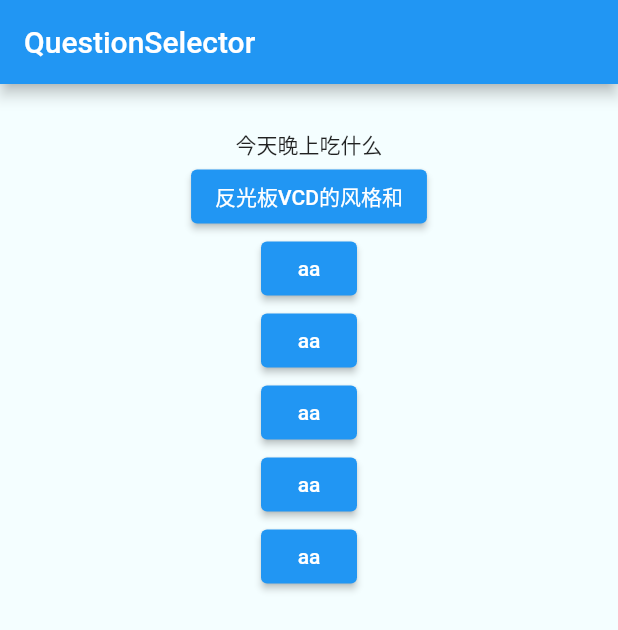
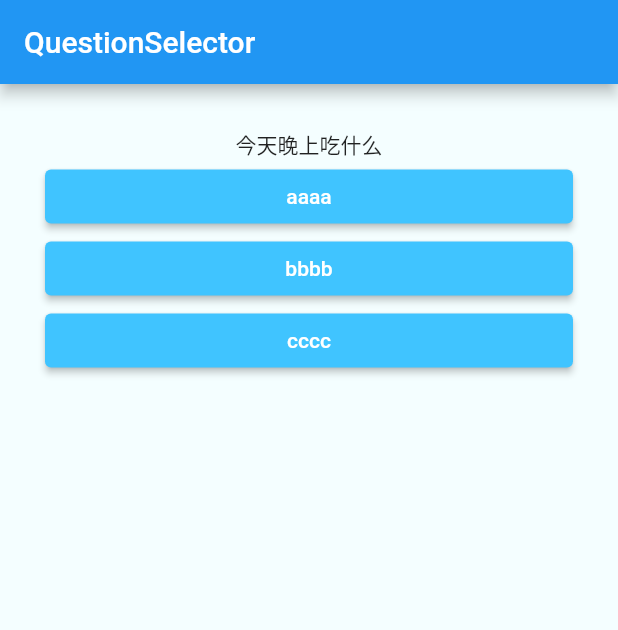
Before and after one commit to orcircle-studio/flutter_geek_circle, a Flutter app: the screen it shows after launch, on a phone screen of 412 x 824 dp. Shown: the top 630 px of the screen. Run offline on Flutter 3.47's test engine with Material 2 defaults, Android fonts, the phone set to English and light mode, and no system bars.

Commit message:
first version

```diff
--- /dev/null
+++ b/lib/AnswerButton.dart
@@ -0,0 +1,22 @@
+import 'package:flutter/material.dart';
+
+class AnswerButton extends StatelessWidget {
+  var pressTodo;
+
+  var s;
+
+  AnswerButton(this.s, this.pressTodo, {Key? key}) : super(key: key);
+
+  @override
+  Widget build(BuildContext context) {
+    return SizedBox(
+      width: double.infinity,
+      child: ElevatedButton(
+        onPressed: pressTodo,
+        style: ButtonStyle(
+            backgroundColor: MaterialStateProperty.all(Colors.lightBlueAccent)),
+        child: Text(s),
+      ),
+    );
+  }
+}
--- a/lib/GeekCircle.dart
+++ b/lib/GeekCircle.dart
@@ -1,5 +1,7 @@
 import 'package:flutter/material.dart';
 import 'package:geek_circle/Question.dart';
+
+import 'AnswerButton.dart';
 
 class GeekCircle extends StatefulWidget {
   const GeekCircle({Key? key}) : super(key: key);
@@ -9,8 +11,14 @@ class GeekCircle extends StatefulWidget {
 }
 
 class _GeekCircleState extends State<GeekCircle> {
-  var questions = ["今天晚上吃什么", "今天晚上喝什么", "今天晚上玩什么", "今天晚上玩什么", "今天晚上玩什么"];
+  var questions = ["今天晚上吃什么", "今天晚上喝什么", "今天晚上玩什么", "今天早上玩什么", "今天中午玩什么"];
   var current = 0;
+
+  pressTodo() {
+    setState(() {
+      if (current<questions.length-1)current++;
+    });
+  }
 
   @override
   Widget build(BuildContext context) {
@@ -24,31 +32,9 @@ class _GeekCircleState extends State<GeekCircle> {
           margin: const EdgeInsets.all(30),
           child: Column(children: [
             Question(text: questions[current]),
-            ElevatedButton(
-                onPressed: () => setState(() => {
-                      if (current < 4) {current++}
-                    }),
-                child: const Text("反光板VCD的风格和")), ElevatedButton(
-                onPressed: () => setState(() => {
-                      if (current < 4) {current++}
-                    }),
-                child: const Text("aa")), ElevatedButton(
-                onPressed: () => setState(() => {
-                      if (current < 4) {current++}
-                    }),
-                child: const Text("aa")), ElevatedButton(
-                onPressed: () => setState(() => {
-                      if (current < 4) {current++}
-                    }),
-                child: const Text("aa")), ElevatedButton(
-                onPressed: () => setState(() => {
-                      if (current < 4) {current++}
-                    }),
-                child: const Text("aa")), ElevatedButton(
-                onPressed: () => setState(() => {
-                      if (current < 4) {current++}
-                    }),
-                child: const Text("aa")),
+            AnswerButton('aaaa', pressTodo),
+            AnswerButton('bbbb', pressTodo),
+            AnswerButton('cccc', pressTodo),
           ]),
         ),
       ),
```
